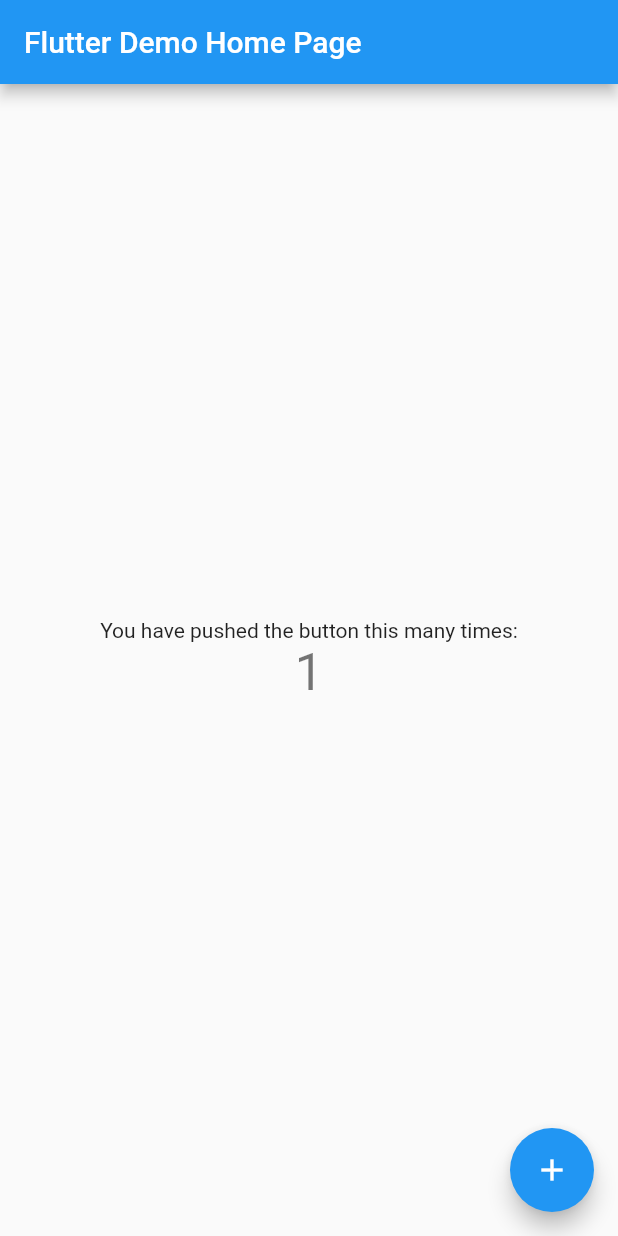
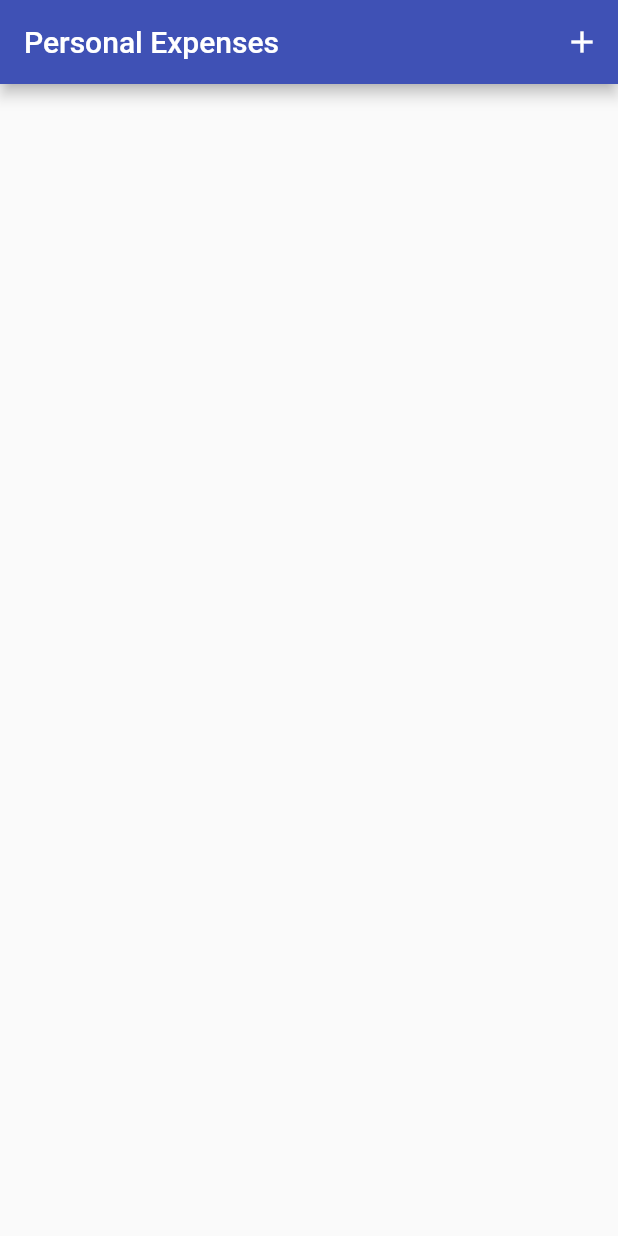
Before and after one commit to ZiadAlMoqamar/personal_expenses_app, a Flutter app: the screen it shows after launch, after a tap on the "add" icon, on a phone screen of 412 x 824 dp. Run offline on Flutter 3.47's test engine with Material 2 defaults, Android fonts, the phone set to English and light mode, and no system bars.

Commit message:
customizing appBar

```diff
--- a/lib/main.dart
+++ b/lib/main.dart
@@ -8,18 +8,18 @@
   @override
   Widget build(BuildContext context) {
     return MaterialApp(
-      title: 'Flutter Demo',
+      debugShowCheckedModeBanner: false,
+      title: 'personal Expenses',
       theme: ThemeData(
-        primarySwatch: Colors.blue,
+        primarySwatch: Colors.indigo,
       ),
-      home: MyHomePage(title: 'Flutter Demo Home Page'),
+      home: MyHomePage(title: 'Personal Expenses'),
     );
   }
 }
 
 class MyHomePage extends StatefulWidget {
   MyHomePage({Key? key, required this.title}) : super(key: key);
-
 
   final String title;
 
@@ -28,38 +28,20 @@
 }
 
 class _MyHomePageState extends State<MyHomePage> {
-  int _counter = 0;
-
-  void _incrementCounter() {
-    setState(() {
-      _counter++;
-    });
-  }
-
   @override
   Widget build(BuildContext context) {
     return Scaffold(
       appBar: AppBar(
         title: Text(widget.title),
+        actions: [
+          IconButton(
+            icon: Icon(Icons.add),
+            onPressed: () => print('d'),
+          ),
+        ],
       ),
-      body: Center(
-        child: Column(
-          mainAxisAlignment: MainAxisAlignment.center,
-          children: <Widget>[
-            Text(
-              'You have pushed the button this many times:',
-            ),
-            Text(
-              '$_counter',
-              style: Theme.of(context).textTheme.headline4,
-            ),
-          ],
-        ),
-      ),
-      floatingActionButton: FloatingActionButton(
-        onPressed: _incrementCounter,
-        tooltip: 'Increment',
-        child: Icon(Icons.add),
+      body: Column(
+        children: [],
       ),
     );
   }
```
